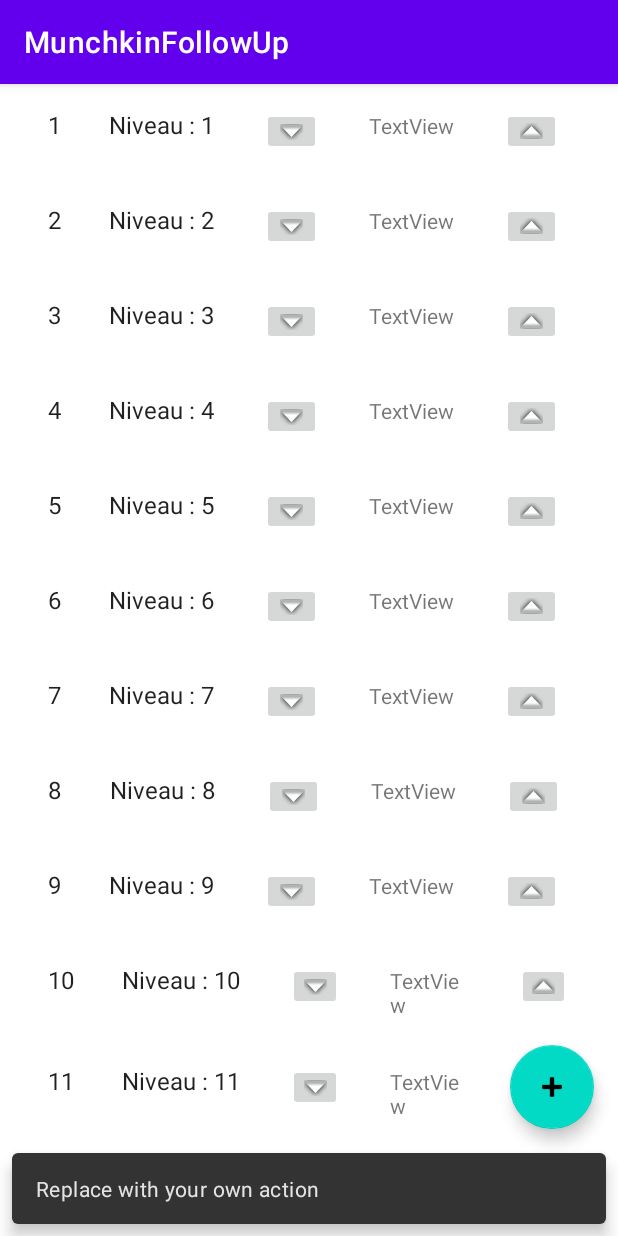
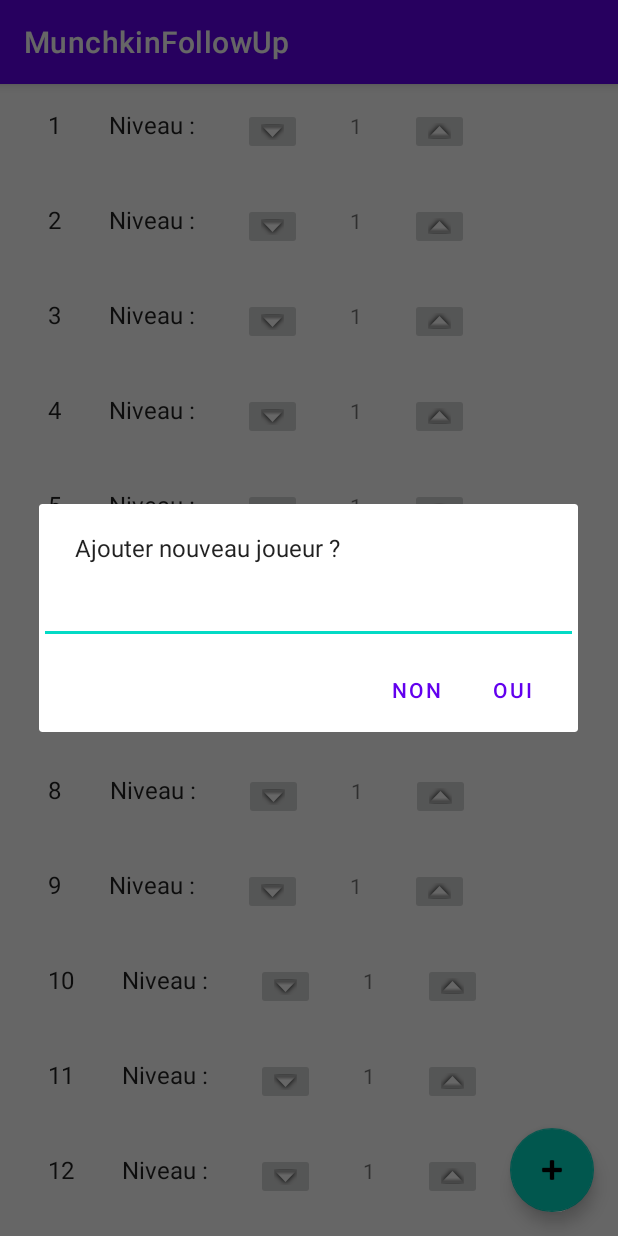
Before and after one commit to darkusagi99/MunchkinFollowUp, an Android app: the screen it shows after launch (ItemListActivity), after a tap on an icon or button, on a phone screen of 412 x 824 dp. Run offline under Robolectric (Android 15) with nearby library versions, the phone set to English and light mode, and no system bars.

Commit message:
Add players and interface update

```diff
--- a/app/src/main/java/com/gmail/darkusagi99/munchkinfollowup/ItemDetailFragment.kt
+++ b/app/src/main/java/com/gmail/darkusagi99/munchkinfollowup/ItemDetailFragment.kt
@@ -31,7 +31,7 @@ class ItemDetailFragment : Fragment() {
                 // arguments. In a real-world scenario, use a Loader
                 // to load content from a content provider.
                 item = PlayerInfo.ITEM_MAP[it.getString(ARG_ITEM_ID)]
-                activity?.findViewById<CollapsingToolbarLayout>(R.id.toolbar_layout)?.title = item?.name
+                activity?.findViewById<CollapsingToolbarLayout>(R.id.toolbar_layout)?.title = item?.id
             }
         }
     }
@@ -42,7 +42,7 @@ class ItemDetailFragment : Fragment() {
 
         // Show the dummy content as text in a TextView.
         item?.let {
-            rootView.findViewById<TextView>(R.id.item_detail).text = it.level
+            rootView.findViewById<TextView>(R.id.item_detail).text = it.level.toString()
         }
 
         return rootView
--- a/app/src/main/java/com/gmail/darkusagi99/munchkinfollowup/ItemListActivity.kt
+++ b/app/src/main/java/com/gmail/darkusagi99/munchkinfollowup/ItemListActivity.kt
@@ -1,19 +1,23 @@
 package com.gmail.darkusagi99.munchkinfollowup
 
+import android.app.AlertDialog
+import android.content.DialogInterface
 import android.content.Intent
 import android.os.Bundle
-import androidx.core.widget.NestedScrollView
-import androidx.appcompat.app.AppCompatActivity
-import androidx.recyclerview.widget.RecyclerView
-import androidx.appcompat.widget.Toolbar
-import com.google.android.material.floatingactionbutton.FloatingActionButton
-import com.google.android.material.snackbar.Snackbar
+import android.util.Log
 import android.view.LayoutInflater
 import android.view.View
 import android.view.ViewGroup
+import android.widget.EditText
 import android.widget.TextView
+import android.widget.Toast
+import androidx.appcompat.app.AppCompatActivity
+import androidx.appcompat.widget.Toolbar
+import androidx.core.widget.NestedScrollView
+import androidx.recyclerview.widget.RecyclerView
+import com.gmail.darkusagi99.munchkinfollowup.player.PlayerInfo
+import com.google.android.material.floatingactionbutton.FloatingActionButton
 
-import com.gmail.darkusagi99.munchkinfollowup.player.PlayerInfo
 
 /**
  * An activity representing a list of Pings. This activity
@@ -40,8 +44,25 @@ class ItemListActivity : AppCompatActivity() {
         toolbar.title = title
 
         findViewById<FloatingActionButton>(R.id.fab).setOnClickListener { view ->
-            Snackbar.make(view, "Replace with your own action", Snackbar.LENGTH_LONG)
-                    .setAction("Action", null).show()
+
+            val taskEditText =  EditText(view.context);
+            val dialogClickListener =
+                    DialogInterface.OnClickListener { dialog, which ->
+                        when (which) {
+                            DialogInterface.BUTTON_POSITIVE -> {
+                                Toast.makeText(this, "Création -" + taskEditText.text.toString(), Toast.LENGTH_SHORT).show()
+                                PlayerInfo.addItem(PlayerInfo.createNewPlayer(taskEditText.text.toString()))
+                            }
+                            DialogInterface.BUTTON_NEGATIVE -> {
+                                Toast.makeText(this, "Pas de Création -" + taskEditText.text.toString(), Toast.LENGTH_SHORT).show()
+                            }
+                        }
+                    }
+            val ab: AlertDialog.Builder = AlertDialog.Builder(view.context)
+            ab.setMessage("Ajouter nouveau joueur ?")
+                    .setView(taskEditText)
+                    .setPositiveButton("Oui", dialogClickListener)
+                    .setNegativeButton("Non", dialogClickListener).show()
         }
 
         if (findViewById<NestedScrollView>(R.id.item_detail_container) != null) {
@@ -97,7 +118,7 @@ class ItemListActivity : AppCompatActivity() {
         override fun onBindViewHolder(holder: ViewHolder, position: Int) {
             val item = values[position]
             holder.idView.text = item.id
-            holder.contentView.text = item.level
+            holder.levelView.text = item.level.toString()
 
             with(holder.itemView) {
                 tag = item
@@ -109,7 +130,7 @@ class ItemListActivity : AppCompatActivity() {
 
         inner class ViewHolder(view: View) : RecyclerView.ViewHolder(view) {
             val idView: TextView = view.findViewById(R.id.id_text)
-            val contentView: TextView = view.findViewById(R.id.name)
+            val levelView: TextView = view.findViewById(R.id.level_text)
         }
     }
 }
--- a/app/src/main/java/com/gmail/darkusagi99/munchkinfollowup/player/PlayerInfo.kt
+++ b/app/src/main/java/com/gmail/darkusagi99/munchkinfollowup/player/PlayerInfo.kt
@@ -30,13 +30,17 @@ object PlayerInfo {
         }
     }
 
-    private fun addItem(item: PlayerItem) {
+    fun addItem(item: PlayerItem) {
         ITEMS.add(item)
         ITEM_MAP.put(item.id, item)
     }
 
     private fun createDummyItem(position: Int): PlayerItem {
-        return PlayerItem(position.toString(), "Nom " + position, makeDetails(position))
+        return PlayerItem(position.toString(), 1)
+    }
+
+    fun createNewPlayer(name: String): PlayerItem {
+        return PlayerItem(name, 1)
     }
 
     private fun makeDetails(position: Int): String {
@@ -48,7 +52,7 @@ object PlayerInfo {
     /**
      * An item representing a player
      */
-    data class PlayerItem(val id: String, val name: String, val level: String) {
-        override fun toString(): String = level
+    data class PlayerItem(val id: String, val level: Int) {
+        override fun toString(): String = "$id - Niveau : $level"
     }
 }
--- a/app/src/main/res/layout/add_player.xml
+++ b/app/src/main/res/layout/add_player.xml
@@ -8,6 +8,7 @@
         android:layout_height="wrap_content">
 
         <com.google.android.material.textfield.TextInputEditText
+            android:id="@+id/input_name"
             android:layout_width="match_parent"
             android:layout_height="wrap_content"
             android:hint="@string/name" />
--- a/app/src/main/res/layout/item_list_content.xml
+++ b/app/src/main/res/layout/item_list_content.xml
@@ -13,10 +13,11 @@
         android:textAppearance="?attr/textAppearanceListItem" />
 
     <TextView
-        android:id="@+id/name"
+        android:id="@+id/nameLabel"
         android:layout_width="wrap_content"
         android:layout_height="wrap_content"
         android:layout_margin="@dimen/text_margin"
+        android:text="@string/level"
         android:textAppearance="?attr/textAppearanceListItem" />
 
     <ImageButton
@@ -29,7 +30,7 @@
         android:contentDescription="@string/remove_one_level"/>
 
     <TextView
-        android:id="@+id/level"
+        android:id="@+id/level_text"
         android:layout_width="wrap_content"
         android:layout_height="wrap_content"
         android:layout_margin="@dimen/text_margin"
--- a/app/src/main/res/values/strings.xml
+++ b/app/src/main/res/values/strings.xml
@@ -4,4 +4,5 @@
     <string name="remove_one_level">Retirer un niveau</string>
     <string name="add_one_level">Ajouter un niveau</string>
     <string name="name">Nom</string>
+    <string name="level">Niveau : </string>
 </resources>
```
